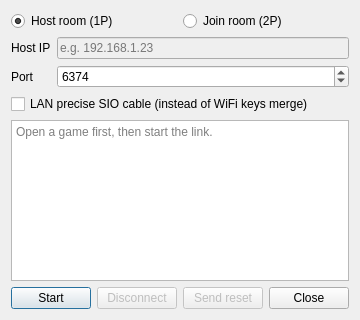
zx14855735/mgbax, file src/platform/qt/LinkView.ui: the form before one commit.
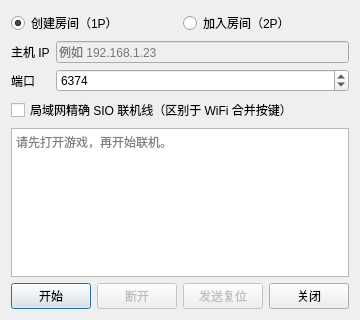
The form after the commit. Icons and pictures are not drawn.

Patch:
```diff
--- a/src/platform/qt/LinkView.ui
+++ b/src/platform/qt/LinkView.ui
@@ -19,7 +19,7 @@
      <item>
       <widget class="QRadioButton" name="radioHost">
        <property name="text">
-        <string>Host room (1P)</string>
+        <string>创建房间（1P）</string>
        </property>
        <property name="checked">
         <bool>true</bool>
@@ -32,7 +32,7 @@
      <item>
       <widget class="QRadioButton" name="radioJoin">
        <property name="text">
-        <string>Join room (2P)</string>
+        <string>加入房间（2P）</string>
        </property>
        <attribute name="buttonGroup">
         <string notr="true">modeGroup</string>
@@ -44,7 +44,7 @@
    <item row="1" column="0">
     <widget class="QLabel" name="ipLabel">
      <property name="text">
-      <string>Host IP</string>
+      <string>主机 IP</string>
      </property>
     </widget>
    </item>
@@ -54,14 +54,14 @@
       <bool>false</bool>
      </property>
      <property name="placeholderText">
-      <string>e.g. 192.168.1.23</string>
+      <string>例如 192.168.1.23</string>
      </property>
     </widget>
    </item>
    <item row="2" column="0">
     <widget class="QLabel" name="portLabel">
      <property name="text">
-      <string>Port</string>
+      <string>端口</string>
      </property>
     </widget>
    </item>
@@ -84,7 +84,7 @@
       <string>Precise SIO link cable over LAN (port 18765). Same protocol as the Android/iOS LAN mode; supports in-game battles and trades.</string>
      </property>
      <property name="text">
-      <string>LAN precise SIO cable (instead of WiFi keys merge)</string>
+      <string>局域网精确 SIO 联机线（区别于 WiFi 合并按键）</string>
      </property>
     </widget>
    </item>
@@ -94,7 +94,7 @@
       <bool>true</bool>
      </property>
      <property name="placeholderText">
-      <string>Open a game first, then start the link.</string>
+      <string>请先打开游戏，再开始联机。</string>
      </property>
     </widget>
    </item>
@@ -103,7 +103,7 @@
      <item>
       <widget class="QPushButton" name="start">
        <property name="text">
-        <string>Start</string>
+        <string>开始</string>
        </property>
        <property name="icon">
         <iconset theme="network-connect"/>
@@ -116,7 +116,7 @@
         <bool>false</bool>
        </property>
        <property name="text">
-        <string>Disconnect</string>
+        <string>断开</string>
        </property>
        <property name="icon">
         <iconset theme="network-disconnect"/>
@@ -129,14 +129,14 @@
         <bool>false</bool>
        </property>
        <property name="text">
-        <string>Send reset</string>
+        <string>发送复位</string>
        </property>
       </widget>
      </item>
      <item>
       <widget class="QPushButton" name="close">
        <property name="text">
-        <string>Close</string>
+        <string>关闭</string>
        </property>
        <property name="icon">
         <iconset theme="window-close"/>
```
Left out of the diff: 2 changed lines with no effect on the pictures.
